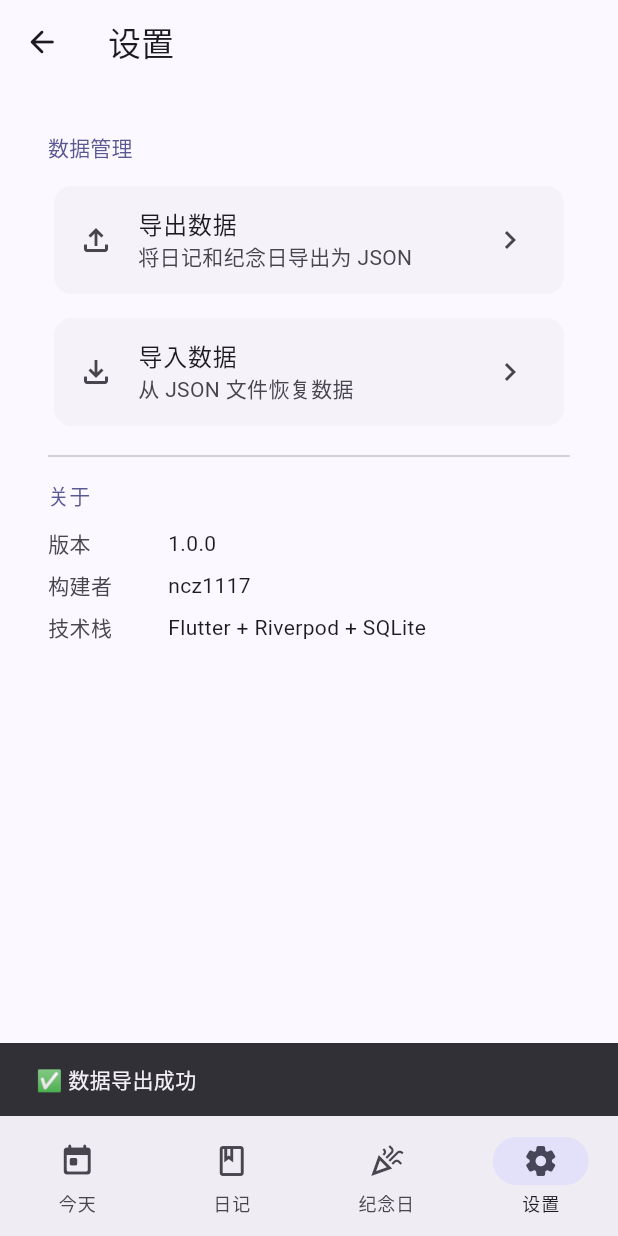
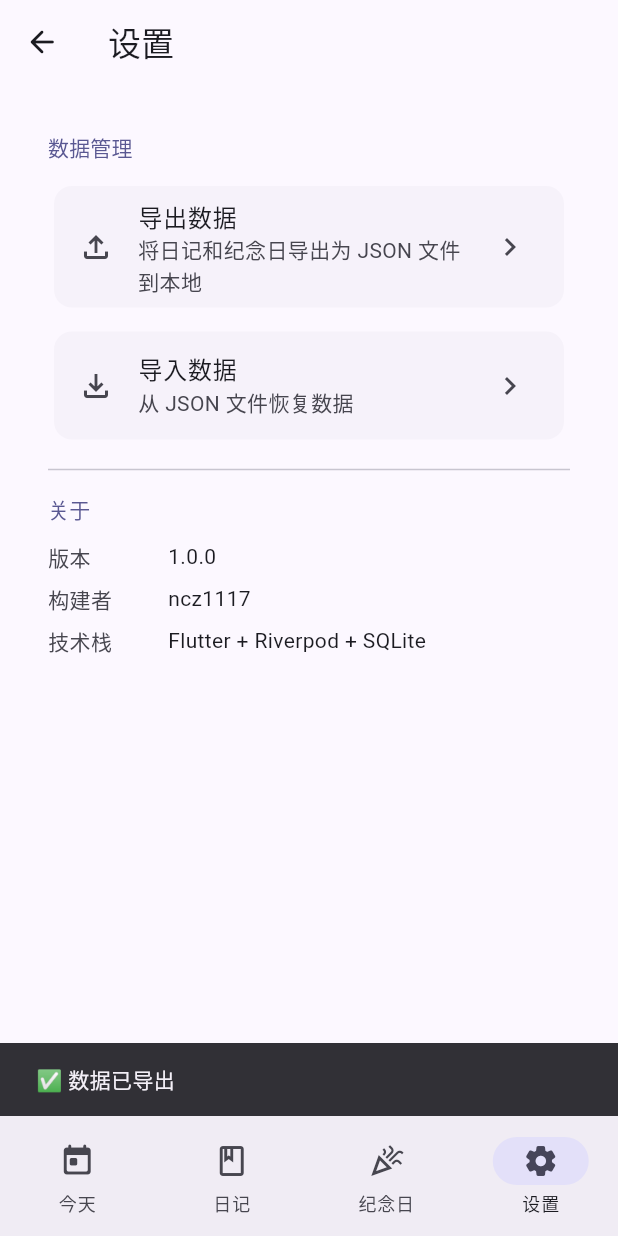
Before and after one commit to ncz1117/TraceLife, a Flutter app: the SettingsPage screen opened by its route, after a tap on "导出数据", on a phone screen of 412 x 824 dp. Run offline on Flutter 3.47's test engine with Material 3 defaults, Android fonts, the phone set to English and light mode, and no system bars; our stand-ins replace file_picker, flutter_riverpod, freezed_annotation, go_router, sqflite, table_calendar; missing offline and left inert: dart:html; accounts and stored records are empty.

Commit message:
fix: 导出改为直接下载到本地 — Web下载文件/Android下载目录

```diff
--- a/lib/core/services/backup_service.dart
+++ b/lib/core/services/backup_service.dart
@@ -1,9 +1,7 @@
 import 'dart:convert';
-import 'dart:io' show File, Directory;
-import 'package:flutter/foundation.dart';
-import 'package:share_plus/share_plus.dart';
 import '../database/database_helper.dart';
 
+/// 平台无关的备份逻辑
 class BackupService {
   const BackupService._();
 
@@ -21,21 +19,7 @@ class BackupService {
     return const JsonEncoder.withIndent('  ').convert(backup);
   }
 
-  static Future<void> exportToFile() async {
-    final json = await exportToJson();
-    if (kIsWeb) {
-      // Web: 直接分享文本
-      await Share.share(json, subject: '迹录数据备份');
-    } else {
-      // Native: 写临时文件再分享
-      final tmpDir = Directory.systemTemp;
-      final file = File('${tmpDir.path}/trace_life_backup.json');
-      await file.writeAsString(json);
-      await Share.shareXFiles([XFile(file.path)], subject: '迹录数据备份');
-    }
-  }
-
-  static Future<int> importFromJson(String json, {bool Function(Map<String, dynamic>)? onRecord}) async {
+  static Future<int> importFromJson(String json) async {
     final data = jsonDecode(json) as Map<String, dynamic>;
     final db = DatabaseHelper.instance;
     int count = 0;
@@ -61,7 +45,6 @@ class BackupService {
         }
       }
     }
-
     return count;
   }
 }
--- /dev/null
+++ b/lib/core/services/download_native.dart
@@ -0,0 +1,15 @@
+// Native 平台下载实现 — 使用 dart:io
+import 'dart:io' show File, Directory;
+
+String downloadJson(String content, String fileName) {
+  final dir = Directory('/storage/emulated/0/Download');
+  if (dir.existsSync()) {
+    final file = File('${dir.path}/$fileName');
+    file.writeAsStringSync(content);
+    return file.path;
+  }
+  // 回退到临时目录
+  final tmpFile = File('${Directory.systemTemp.path}/$fileName');
+  tmpFile.writeAsStringSync(content);
+  return tmpFile.path;
+}
--- /dev/null
+++ b/lib/core/services/download_web.dart
@@ -0,0 +1,13 @@
+// Web 平台下载实现 — 使用 dart:html
+// ignore_for_file: deprecated_member_use, avoid_web_libraries_in_flutter
+import 'dart:html' show AnchorElement, Blob, Url;
+
+void downloadJson(String content, String fileName) {
+  final blob = Blob([content], 'application/json');
+  final url = Url.createObjectUrl(blob);
+  final anchor = AnchorElement(href: url)
+    ..target = 'blank'
+    ..download = fileName;
+  anchor.click();
+  Url.revokeObjectUrl(url);
+}
--- /dev/null
+++ b/lib/core/services/downloader.dart
@@ -0,0 +1,2 @@
+export 'download_native.dart'
+    if (dart.library.html) 'download_web.dart';
--- a/lib/features/settings/settings_page.dart
+++ b/lib/features/settings/settings_page.dart
@@ -6,6 +6,7 @@ import '../../shared/widgets/app_scaffold.dart';
 import '../../shared/widgets/error_boundary.dart';
 import '../../core/theme/app_spacing.dart';
 import '../../core/services/backup_service.dart';
+import '../../core/services/downloader.dart';
 
 class SettingsPage extends StatelessWidget {
   const SettingsPage({super.key});
@@ -20,7 +21,6 @@ class SettingsPage extends StatelessWidget {
       body: ListView(
         padding: const EdgeInsets.all(AppSpacing.lg),
         children: [
-          // 数据管理
           Text('数据管理',
               style: Theme.of(context).textTheme.titleSmall?.copyWith(
                     color: colorScheme.primary,
@@ -30,7 +30,6 @@ class SettingsPage extends StatelessWidget {
           const SizedBox(height: AppSpacing.sm),
           _buildImportButton(context),
           const Divider(height: AppSpacing.xxl),
-          // 关于
           Text('关于',
               style: Theme.of(context).textTheme.titleSmall?.copyWith(
                     color: colorScheme.primary,
@@ -49,14 +48,17 @@ class SettingsPage extends StatelessWidget {
       child: ListTile(
         leading: const Icon(Icons.file_upload_outlined),
         title: const Text('导出数据'),
-        subtitle: const Text('将日记和纪念日导出为 JSON'),
+        subtitle: const Text('将日记和纪念日导出为 JSON 文件到本地'),
         trailing: const Icon(Icons.chevron_right),
         onTap: () async {
           try {
-            await BackupService.exportToFile();
+            final json = await BackupService.exportToJson();
+            final fileName =
+                'trace_life_backup_${DateTime.now().millisecondsSinceEpoch}.json';
+            downloadJson(json, fileName);
             if (context.mounted) {
               ScaffoldMessenger.of(context).showSnackBar(
-                const SnackBar(content: Text('✅ 数据导出成功')),
+                const SnackBar(content: Text('✅ 数据已导出')),
               );
             }
           } catch (e) {
```
